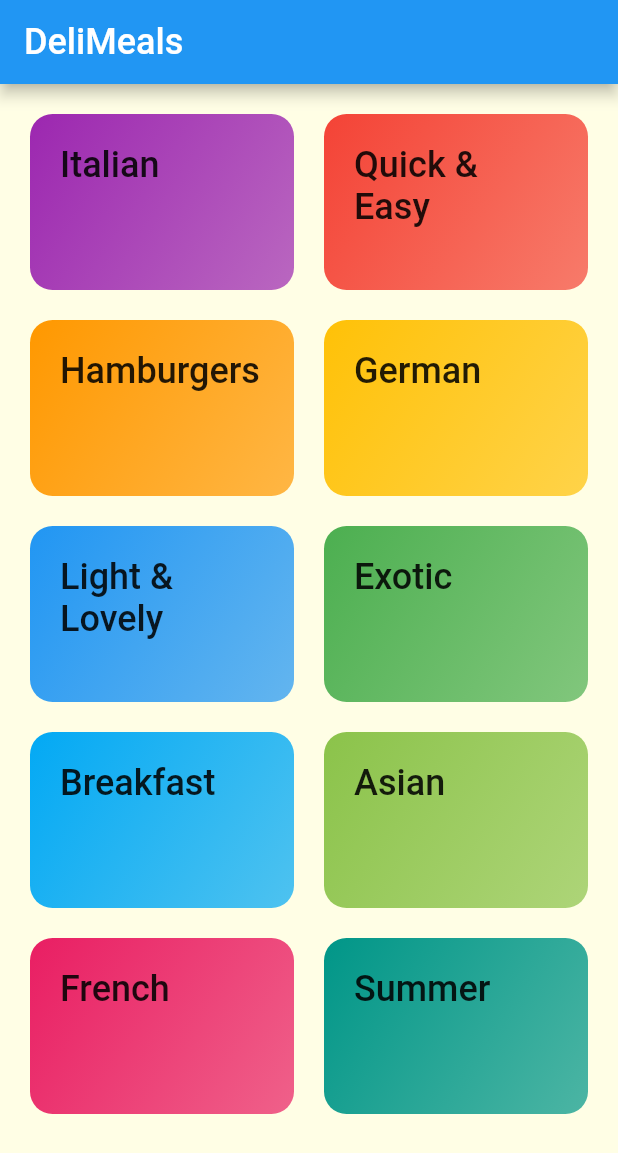
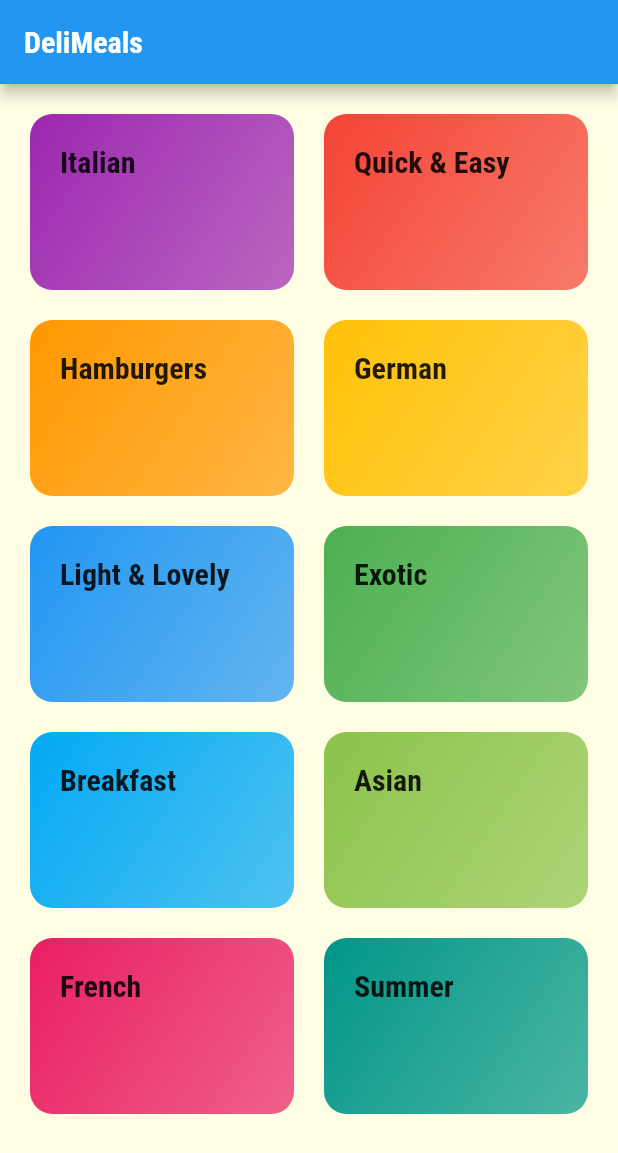
Before and after one commit to barimehdi77/meals-app-flutter, a Flutter app: the screen it shows after launch, on a phone screen of 412 x 824 dp. Shown: the top 1153 px of the screen. Run offline on Flutter 3.47's test engine with Material 2 defaults, Android fonts, the phone set to English and light mode, and no system bars.

```diff
--- a/lib/main.dart
+++ b/lib/main.dart
@@ -1,6 +1,7 @@
 import 'package:flutter/material.dart';
 
 import './screens/categories.screen.dart';
+import './screens/categoryMeals.screen.dart';
 
 void main() => runApp(MyApp());
 
@@ -34,10 +35,16 @@ class MyApp extends StatelessWidget {
                 color: Color.fromRGBO(20, 51, 51, 1),
               ),
               titleLarge: TextStyle(
-                fontSize: 24,
+                fontSize: 20,
                 fontFamily: 'RobotoCondensed',
-              ))),
+                fontWeight: FontWeight.bold,
+              ),
+            ),
+      ),
       home: CategoriesScreen(),
+      routes: {
+        CategoryMalesScreen.routeName: (ctx) => CategoryMalesScreen(),
+      },
     );
   }
 }
--- a/lib/screens/categories.screen.dart
+++ b/lib/screens/categories.screen.dart
@@ -1,4 +1,3 @@
-import 'package:flutter/foundation.dart';
 import 'package:flutter/material.dart';
 
 import '../database/dummy.database.dart';
@@ -21,6 +20,7 @@ class CategoriesScreen extends StatelessWidget {
         children: DUMMY_CATEGORIES
             .map(
               (catData) => CategoryItem(
+                id: catData.id,
                 title: catData.title,
                 color: catData.color,
               ),
--- a/lib/widgets/categoryItem.widget.dart
+++ b/lib/widgets/categoryItem.widget.dart
@@ -1,13 +1,25 @@
 import 'package:flutter/material.dart';
 
+import '../screens/categoryMeals.screen.dart';
+
 class CategoryItem extends StatelessWidget {
+  final String id;
   final String title;
   final Color color;
-  const CategoryItem({@required this.color, @required this.title});
+  const CategoryItem(
+      {@required this.id, @required this.color, @required this.title});
 
   @override
   Widget build(BuildContext context) {
-    return Container(
+    return InkWell(
+      onTap: () {
+        print('tap on ${title}');
+        Navigator.of(context).pushNamed(CategoryMalesScreen.routeName,
+            arguments: {'id': id, 'title': title});
+      },
+      splashColor: Theme.of(context).colorScheme.primary,
+      borderRadius: BorderRadius.circular(15),
+      child: Container(
         padding: const EdgeInsets.all(20),
         child: Text(
           title,
@@ -24,6 +36,7 @@ class CategoryItem extends StatelessWidget {
           ),
           borderRadius: BorderRadius.circular(15),
         ),
+      ),
     );
   }
 }
```
Also changed, not shown: lib/screens/categoryMeals.screen.dart (added, +21 -0 lines), pubspec.yaml (+17 -17 lines). Lines whose indentation alone changed are shown as unchanged.
